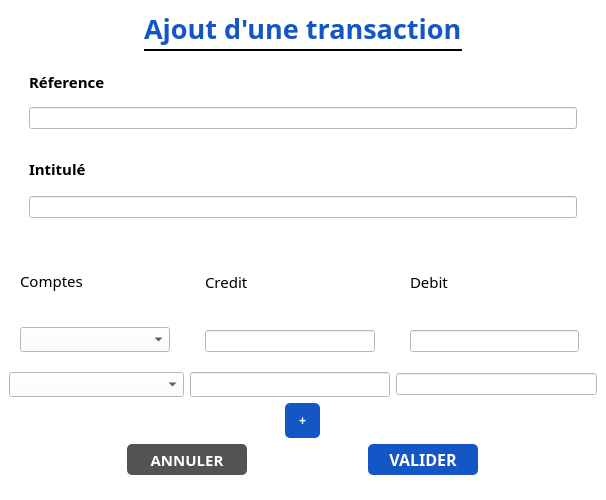
Before: the Qt Designer form treasurer/ajoutertransactionmodal.ui in BiteKirby3/Treasurer, drawn with Qt 5.
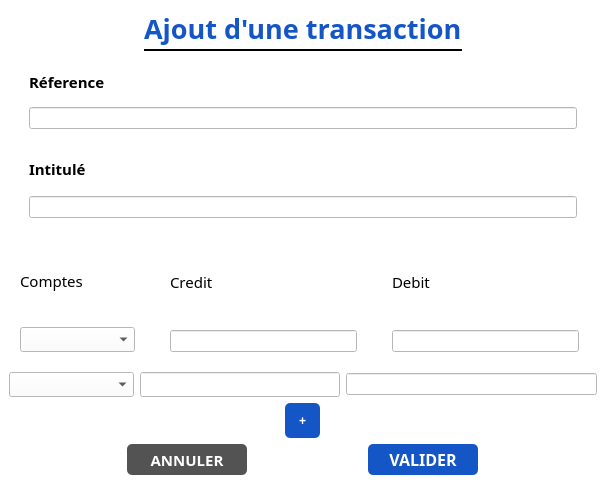
After: the same form once the commit is applied.

```diff
--- a/treasurer/ajoutertransactionmodal.ui
+++ b/treasurer/ajoutertransactionmodal.ui
@@ -179,13 +179,13 @@
          <widget class="QComboBox" name="compte2">
           <property name="minimumSize">
            <size>
-            <width>175</width>
+            <width>125</width>
             <height>25</height>
            </size>
           </property>
           <property name="maximumSize">
            <size>
-            <width>200</width>
+            <width>125</width>
             <height>25</height>
            </size>
           </property>
@@ -209,6 +209,9 @@
             <height>25</height>
            </size>
           </property>
+          <property name="layoutDirection">
+           <enum>Qt::LeftToRight</enum>
+          </property>
          </widget>
         </item>
        </layout>
@@ -353,7 +356,7 @@
          <widget class="QComboBox" name="compte1">
           <property name="minimumSize">
            <size>
-            <width>150</width>
+            <width>115</width>
             <height>25</height>
            </size>
           </property>
```
